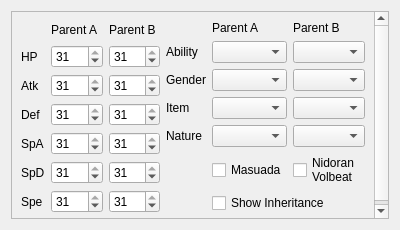
Old version of the form Source/Forms/Controls/EggSettings.ui in the repository Admiral-Fish/PokeFinder.
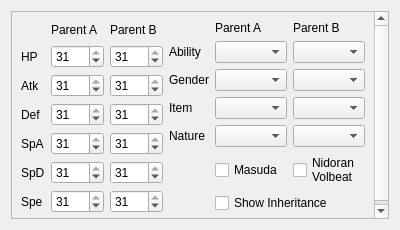
New version of the form.

What changed in the file:
```diff
--- a/Source/Forms/Controls/EggSettings.ui
+++ b/Source/Forms/Controls/EggSettings.ui
@@ -358,7 +358,7 @@
          <item row="5" column="1">
           <widget class="QCheckBox" name="checkBoxMasuada">
            <property name="text">
-            <string>Masuada</string>
+            <string>Masuda</string>
            </property>
           </widget>
          </item>
```
Left out of the diff: 2 changed lines with no effect on the pictures.
